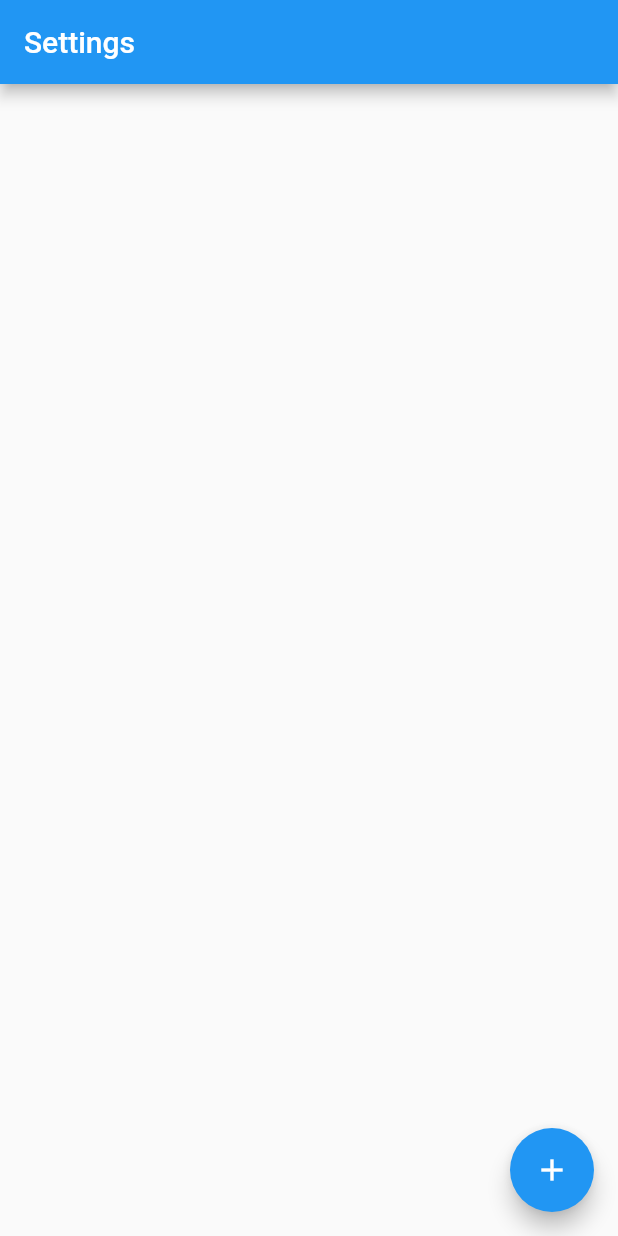
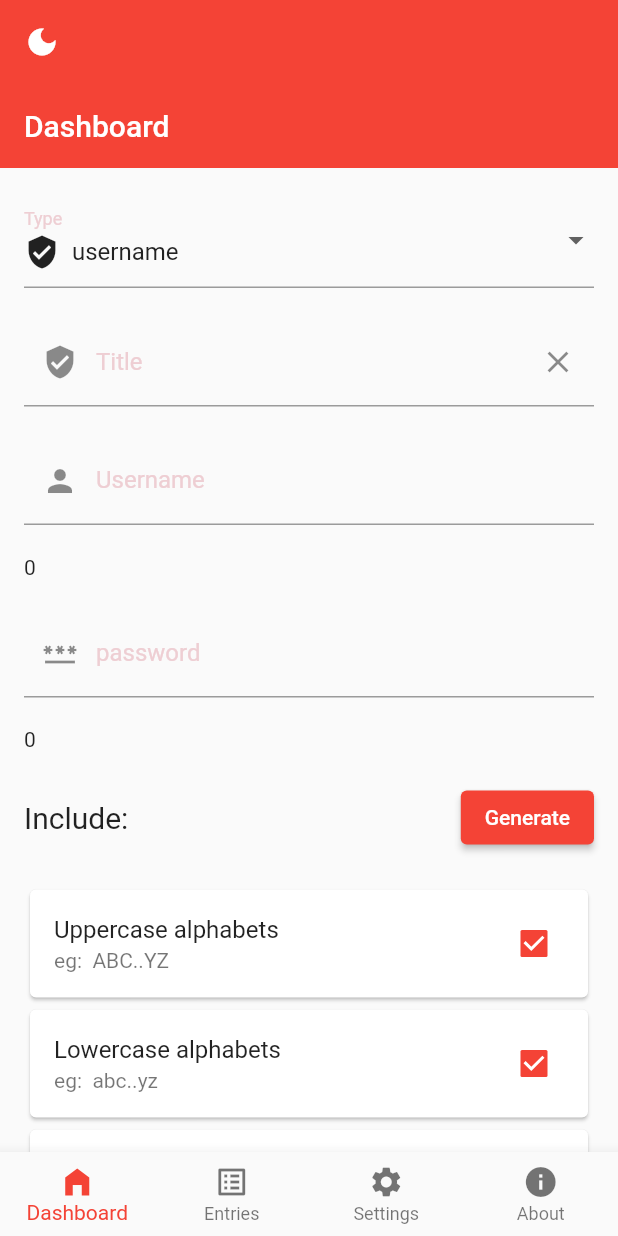
Before and after one commit to Crewdev7/New, a Flutter app: the screen it shows after launch, on a phone screen of 412 x 824 dp. Run offline on Flutter 3.47's test engine with Material 2 defaults, Android fonts, the phone set to English and light mode, and no system bars; our stand-ins replace flutter_local_notifications, shared_preferences; missing offline and left inert: window_size.

Commit message:
added password adding screen and 90% functionality

```diff
--- a/lib/main.dart
+++ b/lib/main.dart
@@ -1,11 +1,15 @@
 import 'package:flutter/foundation.dart';
 import 'package:flutter/material.dart';
+import 'package:password_manager/src/dark_theme_style.dart';
+import 'package:password_manager/src/dashboard_screen.dart';
+import 'package:password_manager/src/setting_screen.dart';
 import 'package:provider/provider.dart';
 import 'package:window_size/window_size.dart';
 import 'package:flutter_local_notifications/flutter_local_notifications.dart';
 
 import 'dart:io';
 
+import 'src/dark_theme_provider.dart';
 import 'src/home_screen.dart';
 import 'src/password_list_provider.dart';
 
@@ -29,7 +33,20 @@ void setupWindow() {
 }
 
 void main() async {
-  runApp(const PasswordManagerApp());
+  runApp(MultiProvider(
+    providers: [
+      ChangeNotifierProvider(
+        create: (context) => DarkThemeProvider(),
+      ),
+      ChangeNotifierProvider(
+        create: (context) => UserInputData(),
+      ),
+      ChangeNotifierProvider(
+        create: (context) => PasswordListProvider(),
+      ),
+    ],
+    child: PasswordManagerApp(),
+  ));
 
   FlutterLocalNotificationsPlugin flutterLocalNotificationsPlugin =
       FlutterLocalNotificationsPlugin();
@@ -45,17 +62,17 @@ class PasswordManagerApp extends StatelessWidget {
 
   @override
   Widget build(BuildContext context) {
-    return ChangeNotifierProvider<PasswordListProvider>(
-      create: (context) => PasswordListProvider(),
-      child: FocusScope(
+    var themeData = Provider.of<DarkThemeProvider>(context);
+    themeData.loadTheme();
+    return FocusScope(
       child: MaterialApp(
+        theme: Styles.themeData(themeData.isDark, context),
         title: "Password Manager",
-          theme: ThemeData(primarySwatch: Colors.blue),
         initialRoute: '/',
         routes: {
           "/": (context) => const HomeScreen(),
+          "settings": (context) => const SettingScrenn(),
         },
-        ),
       ),
     );
   }
--- /dev/null
+++ b/lib/src/dark_theme_style.dart
@@ -0,0 +1,28 @@
+import 'dart:ui';
+import 'package:flutter/material.dart';
+
+class Styles {
+  static ThemeData themeData(bool isDarkTheme, BuildContext context) {
+    return ThemeData(
+      primarySwatch: Colors.red,
+      primaryColor: isDarkTheme ? Colors.black : Colors.white,
+      backgroundColor: isDarkTheme ? Colors.black : Color(0xffF1F5FB),
+      indicatorColor: isDarkTheme ? Color(0xff0E1D36) : Color(0xffCBDCF8),
+      // buttonColor: isDarkTheme ? Color(0xff3B3B3B) : Color(0xffF1F5FB),
+      hintColor: isDarkTheme ? Color(0xff280C0B) : Color(0xffEECED3),
+      highlightColor: isDarkTheme ? Color(0xff372901) : Color(0xffFCE192),
+      hoverColor: isDarkTheme ? Color(0xff3A3A3B) : Color(0xff4285F4),
+      focusColor: isDarkTheme ? Color(0xff0B2512) : Color(0xffA8DAB5),
+      disabledColor: Colors.grey,
+      // textSelectionColor: isDarkTheme ? Colors.white : Colors.black,
+      cardColor: isDarkTheme ? Color(0xFF151515) : Colors.white,
+      canvasColor: isDarkTheme ? Colors.black : Colors.grey[50],
+      brightness: isDarkTheme ? Brightness.dark : Brightness.light,
+      buttonTheme: Theme.of(context).buttonTheme.copyWith(
+          colorScheme: isDarkTheme ? ColorScheme.dark() : ColorScheme.light()),
+      appBarTheme: AppBarTheme(
+        elevation: 0.0,
+      ),
+    );
+  }
+}
--- /dev/null
+++ b/lib/src/dashboard_screen.dart
@@ -0,0 +1,378 @@
+import 'dart:math';
+
+import 'package:flutter/material.dart';
+import 'package:password_manager/src/password_list_provider.dart';
+import 'package:provider/provider.dart';
+
+enum PasswordType {
+  email,
+  website,
+  username,
+  android,
+  ios,
+}
+
+class DashboardScreen extends StatefulWidget {
+  const DashboardScreen({super.key});
+
+  @override
+  State<DashboardScreen> createState() => _DashboardScreenState();
+}
+
+class _DashboardScreenState extends State<DashboardScreen> {
+  final _userfieldController = TextEditingController();
+  final _titlefieldController = TextEditingController();
+  final _passwordController = TextEditingController();
+
+// Little bit snappy i feel
+  bool isLower = true;
+  bool isNumber = true;
+  bool isSpecial = true;
+  bool isUpper = true;
+
+  @override
+  Widget build(BuildContext context) {
+    final dataProvider = Provider.of<PasswordListProvider>(context);
+    final userInputData = Provider.of<UserInputData>(context);
+
+// to keep state while screen switching
+    _passwordController.text = userInputData.password;
+    _userfieldController.text = userInputData.username;
+    _titlefieldController.text = userInputData.title;
+
+    // This fix cursor moving to front
+    _passwordController.selection = TextSelection.fromPosition(
+        TextPosition(offset: _passwordController.text.length));
+
+    _userfieldController.selection = TextSelection.fromPosition(
+        TextPosition(offset: _userfieldController.text.length));
+
+    var textStyle =
+        const TextStyle(fontSize: 16, textBaseline: TextBaseline.ideographic);
+    return Scaffold(
+      appBar: AppBar(
+        title: const Text("Dashboard"),
+      ),
+      body: SingleChildScrollView(
+        padding: const EdgeInsets.all(16),
+        child: Column(
+          crossAxisAlignment: CrossAxisAlignment.start,
+          children: [
+            DropdownButtonFormField<PasswordType>(
+              onChanged: (v) {
+                userInputData.changePasswordType(v!);
+              },
+              value: userInputData.passwordType, // set default value
+              decoration: const InputDecoration(labelText: "Type"),
+              items: PasswordType.values.map((type) {
+                return DropdownMenuItem(
+                    value: type,
+                    child: Row(
+                      children: [
+                        _getIconForType(type),
+                        const SizedBox(
+                          width: 8.0,
+                        ),
+                        Text(type.toString().split(".").last)
+                      ],
+                    ));
+              }).toList(),
+            ),
+            const SizedBox(
+              height: 20,
+            ),
+            ...[
+              Consumer<UserInputData>(builder: (context, value, child) {
+                return TextField(
+                  controller: _titlefieldController,
+                  onChanged: (value) {
+                    userInputData.setTitle(value);
+                  },
+                  decoration: InputDecoration(
+                    prefixIcon: _getIconForType(userInputData.passwordType),
+                    suffixIcon: IconButton(
+                        onPressed: _titlefieldController.clear,
+                        icon: const Icon(Icons.clear)),
+                    labelText: "Title",
+                  ),
+                );
+              }),
+              Consumer<UserInputData>(builder: (context, value, child) {
+                return TextField(
+                  controller: _userfieldController,
+                  onChanged: (value) {
+                    userInputData.setUsername(value);
+                  },
+                  decoration: const InputDecoration(
+                    labelText: "Username",
+                    prefixIcon: Icon(Icons.person),
+                  ),
+                );
+              }),
+              Consumer<UserInputData>(builder: (context, value, _) {
+                return Row(
+                  children: [
+                    Text("${userInputData.username.length}"),
+                  ],
+                );
+              }),
+              Consumer<UserInputData>(builder: (context, value, child) {
+                return TextField(
+                  controller: _passwordController,
+                  onChanged: (val) {
+                    userInputData.setPassword(val);
+                  },
+                  decoration: const InputDecoration(
+                    prefixIcon: Icon(Icons.password_outlined),
+                    // ),
+                    labelText: "password",
+                  ),
+                );
+              }),
+
+              Consumer<UserInputData>(builder: (context, value, _) {
+                return Row(
+                  children: [
+                    Text("${userInputData.passLength}"),
+                  ],
+                );
+              }),
+              // Custom optnios
+              Row(
+                mainAxisAlignment: MainAxisAlignment.spaceBetween,
+                children: [
+                  const Text("Include:", style: TextStyle(fontSize: 20)),
+                  ElevatedButton(
+                    onPressed: () {
+                      userInputData.genPassword();
+                    },
+                    child: const Text("Generate"),
+                  ),
+                ],
+              ),
+
+              Column(
+                children: [
+                  // TODO remmove consmuber becasu we are having local state in widget
+                  Consumer<UserInputData>(
+                    builder: (context, value, child) => Card(
+                      child: CheckboxListTile(
+                        value: value.isUppercase,
+                        onChanged: (val) {
+                          setState(() {
+                            isUpper = val!;
+                            userInputData.isUppercase = isUpper;
+                          });
+                        },
+                        title: Text(
+                          "Uppercase alphabets",
+                          style: textStyle,
+                        ),
+                        subtitle: const Text("eg:  ABC..YZ"),
+                      ),
+                    ),
+                  ),
+                  Card(
+                    child: CheckboxListTile(
+                      onChanged: (bool? value) {
+                        setState(() {});
+                        isLower = value!;
+                        userInputData.isLowercase = isLower;
+                      },
+                      value: isLower,
+                      title: Text("Lowercase alphabets", style: textStyle),
+                      subtitle: const Text("eg:  abc..yz"),
+                    ),
+                  ),
+                  Card(
+                      child: CheckboxListTile(
+                    value: userInputData.isNumbers,
+                    onChanged: (value) {
+                      setState(() {
+                        isNumber = value!;
+                        userInputData.isNumbers = isNumber;
+                      });
+                    },
+                    title: Text("Numbers", style: textStyle),
+                    subtitle: const Text("eg:  12345.."),
+                  )),
+                  CheckboxListTile(
+                    value: userInputData.isSpecialChars,
+                    onChanged: (value) {
+                      setState(() {
+                        isSpecial = value!;
+                        userInputData.isSpecialChars = isSpecial;
+                      });
+                    },
+                    title: Text("Special charaters", style: textStyle),
+                    subtitle: const Text("eg:   !`!#@ "),
+                  ),
+                  const Divider(),
+                  Row(
+                    children: [
+                      const Text("Include custom charaters:",
+                          style: TextStyle(fontSize: 20)),
+                      Switch(
+                          value: true,
+                          onChanged: (value) {
+// TODO imple
+                          }),
+                    ],
+                  ),
+                  TextField(
+                    onChanged: (value) {},
+                    decoration: const InputDecoration(
+                        label: Text("Custom charaters/letters")),
+                  ),
+                  const SizedBox(height: 20),
+                  Row(
+                    children: [
+                      ElevatedButton(
+                          onPressed: () {
+                            dataProvider.addEntry(userInputData.getData);
+
+                            ScaffoldMessenger.of(context).showSnackBar(
+                                const SnackBar(
+                                    content: Text("Password added")));
+                          },
+                          child: const Text("Add")),
+                      ElevatedButton(
+                          onPressed: () {
+                            userInputData.resetFields();
+                          },
+                          child: const Text("Reset"))
+                    ],
+                  ),
+                ],
+              )
+            ].expand((element) => [
+                  element,
+                  const SizedBox(
+                    height: 20,
+                  )
+                ])
+          ],
+        ),
+      ),
+    );
+  }
+}
+
+class UserInputData extends ChangeNotifier {
+  String title = "";
+  String username = "";
+  String password = "";
+  PasswordType passwordType = PasswordType.username;
+
+  bool isUppercase = true;
+  bool isLowercase = true;
+  bool isNumbers = true;
+  bool isSpecialChars = true;
+  bool isCustom = false;
+  int passwordLimit = 8;
+
+  final letters = "ABCDEFGHIJKLMNOPQRSTUVWXYZ";
+  final numbers = 1234567890;
+  final specialChars = "~`!@#\$%^&*(){}/?+=-_|\\::\"";
+  String? customChars;
+
+  String generatedPass = "";
+  int passLength = 0;
+
+  void setTitle(value) {
+    title = value;
+  }
+
+  void genPassword() {
+    String letters1 = "";
+    generatedPass = "";
+    password = "";
+
+    if (isUppercase) {
+      letters1 += letters;
+    }
+    if (isLowercase) {
+      letters1 += letters.toLowerCase();
+    }
+    if (isNumbers) {
+      letters1 += numbers.toString();
+    }
+    if (isSpecialChars) {
+      letters1 += specialChars;
+    }
+    if (isCustom && customChars != null) {
+      letters1 += customChars!;
+    }
+    for (var i = 0; i < passwordLimit; i++) {
+      var rand = Random();
+      password += letters1[rand.nextInt(letters1.length)];
+    }
+    passLength = password.length;
+    notifyListeners();
+  }
+
+  void resetFields({user = true, pass = true, title = true}) {
+    if (user) {
+      username = "";
+    }
+    if (pass) {
+      password = "";
+    }
+    if (title) {
+      title = "";
+    }
+    notifyListeners();
+  }
+
+  void setUsername(String value) {
+    username = value;
+    notifyListeners();
+  }
+
+  void setPassLength() {
+    passLength = password.length;
+    notifyListeners();
+  }
+
+  void setPassword(String value) {
+    password = value;
+    passLength = value.length;
+    notifyListeners();
+  }
+
+  void changePasswordType(PasswordType type) {
+    passwordType = type;
+    notifyListeners();
+  }
+
+  String get getFieldName {
+    var pass = passwordType.toString().split('.').last;
+    return pass[0].toUpperCase() + pass.substring(1);
+  }
+
+  UserData get getData {
+    return UserData(
+        title: title,
+        username: username,
+        password: password,
+        passwordType: passwordType);
+  }
+}
+
+ _getIconForType(PasswordType type) {
+  switch (type) {
+    case PasswordType.email:
+      return const Icon(Icons.email);
+    case PasswordType.ios:
+      return const Icon(Icons.iso);
+    case PasswordType.android:
+      return const Icon(Icons.android);
+
+    case PasswordType.username:
+      return const Icon(Icons.verified_user);
+    case PasswordType.website:
+      return const Icon(Icons.web_sharp);
+    default:
+      return const Icon(Icons.verified_user_sharp);
+  }
+}
--- a/lib/src/home_screen.dart
+++ b/lib/src/home_screen.dart
@@ -1,67 +1,65 @@
 import 'package:flutter/material.dart';
+import 'package:password_manager/src/dashboard_screen.dart';
 import 'package:password_manager/src/password_list_provider.dart';
+import 'package:password_manager/src/password_list_screen.dart';
+import 'package:password_manager/src/setting_screen.dart';
 import 'package:provider/provider.dart';
 
-class HomeScreen extends StatelessWidget {
+import 'dark_theme_provider.dart';
+
+class HomeScreen extends StatefulWidget {
   const HomeScreen({super.key});
 
   @override
+  State<HomeScreen> createState() => _HomeScreenState();
+}
+
+List<Widget> screens = [
+  DashboardScreen(),
+  PasswordListScreen(),
+  SettingScrenn()
+];
+
+class _HomeScreenState extends State<HomeScreen> {
+  int currentIndex = 0;
+
+  @override
   Widget build(BuildContext context) {
-    final passwordListProvider = Provider.of<PasswordListProvider>(context);
-
+    var dark_mode = Provider.of<DarkThemeProvider>(context);
     return Scaffold(
-      appBar: AppBar(title: const Text("Settings")),
-      body: ListView.builder(
-          itemCount: passwordListProvider.passwords.length,
-          itemBuilder: (context, index) {
-            final password = passwordListProvider.passwords[index];
-            return ListTile(
-                title: Text(password),
-                trailing: IconButton(
-                  icon: const Icon(Icons.delete),
-                  onPressed: () {
-                    passwordListProvider.removePassword(password);
-                  },
-                ));
-          }),
-      floatingActionButton: FloatingActionButton(
-        onPressed: () {
-          showDialog(
-              context: context,
-              builder: (BuildContext context) {
-                String? newPassword;
-                return AlertDialog(
-                  title: const Text("Add password"),
-                  content: TextField(
-                    onChanged: (value) {
-                      newPassword = value;
-                    },
-                    decoration: const InputDecoration(
-                      labelText: "Password",
-                      filled: true,
-                    ),
-                    autofocus: true,
-                  ),
-                  actions: [
-                    TextButton(
-                        onPressed: () {
-                          Navigator.of(context).pop();
-                        },
-                        child: const Text("Cancel")),
-                    TextButton(
-                      onPressed: () {
-                        if (newPassword != null && newPassword!.isNotEmpty) {
-                          passwordListProvider.addPassword(newPassword!);
-                        }
-                        Navigator.of(context).pop();
-                      },
-                      child: const Text("Add"),
-                    )
-                  ],
-                );
-              });
+      appBar: AppBar(
+          leading: IconButton(
+              onPressed: () {
+                dark_mode.toggle();
+              },
+              icon: const Icon(Icons.dark_mode))),
+      body: screens[currentIndex],
+      bottomNavigationBar: BottomNavigationBar(
+        currentIndex: currentIndex,
+        type: BottomNavigationBarType.fixed,
+        onTap: (int index) {
+          setState(() {
+            currentIndex = index;
+          });
         },
-        child: const Icon(Icons.add),
+        items: const [
+          BottomNavigationBarItem(
+              icon: Icon(Icons.home),
+              activeIcon: Icon(Icons.home_filled),
+              label: "Dashboard"),
+          BottomNavigationBarItem(
+              icon: Icon(Icons.list_alt),
+              activeIcon: Icon(Icons.list_alt_outlined),
+              label: "Entries"),
+          BottomNavigationBarItem(
+              icon: Icon(Icons.settings),
+              activeIcon: Icon(Icons.settings),
+              label: "Settings"),
+          BottomNavigationBarItem(
+              icon: Icon(Icons.info),
+              activeIcon: Icon(Icons.info_sharp),
+              label: "About"),
+        ],
       ),
     );
   }
--- a/lib/src/password_list_provider.dart
+++ b/lib/src/password_list_provider.dart
@@ -2,18 +2,47 @@ import 'package:flutter/foundation.dart';
 import 'package:flutter/material.dart';
 import 'package:flutter_local_notifications/flutter_local_notifications.dart';
 
+class UserData {
+  var password;
+
+  var title;
+
+  var username;
+  var passwordType;
+
+  UserData(
+      {required this.title,
+      required this.username,
+      required this.password,
+      required this.passwordType});
+}
+
 class PasswordListProvider extends ChangeNotifier {
-  List<String> passwords = [];
+  List<UserData> passwords = [];
+  bool isDarkMode = true;
 
   void addPassword(String password) {
-    passwords.add(password);
+    notifyListeners();
+  }
+
+  void addEntry(UserData userData) {
+    passwords.add(userData);
+    notifyListeners();
+  }
+
+  void removePassword(String password) {
     showNotification(password);
     notifyListeners();
   }
 
-  void removePassword(String password) {
-    passwords.remove(password);
-    showNotification(password);
+  // void filterPasswords(String query) {
+  //   passwords =
+  //       passwords.where((pass) => pass.toLowerCase().contains(query)).toList();
+  //   notifyListeners();
+  // }
+
+  void toggleDarkMode() {
+    isDarkMode = !isDarkMode;
     notifyListeners();
   }
 }
--- a/lib/src/setting_screen.dart
+++ b/lib/src/setting_screen.dart
@@ -0,0 +1,25 @@
+import 'package:flutter/material.dart';
+
+class SettingScrenn extends StatelessWidget {
+  const SettingScrenn({super.key});
+
+  @override
+  Widget build(BuildContext context) {
+    return Scaffold(
+      appBar: AppBar(
+        title: const Text("Settings"),
+      ),
+      body: ListView(children: const [
+        ListTile(
+          title: Text("Enable dark  mode"),
+        ),
+        ListTile(
+          title: Text("Backup and restore"),
+        ),
+        ListTile(
+          title: Text("About"),
+        )
+      ]),
+    );
+  }
+}
--- a/pubspec.yaml
+++ b/pubspec.yaml
@@ -21,6 +21,7 @@ dependencies:
   english_words: ^4.0.0
   go_router: ^8.0.0
   flutter_local_notifications: ^6.0.0
+  shared_preferences: any
 
   window_size:
     git:
```
Also changed, not shown: lib/src/dark_theme_provider.dart (added, +21 -0 lines), lib/src/password_list_screen.dart (added, +70 -0 lines), lib/src/about_screen.dart (added), pubspec.lock, 87 other files. Lines whose indentation alone changed are shown as unchanged.
